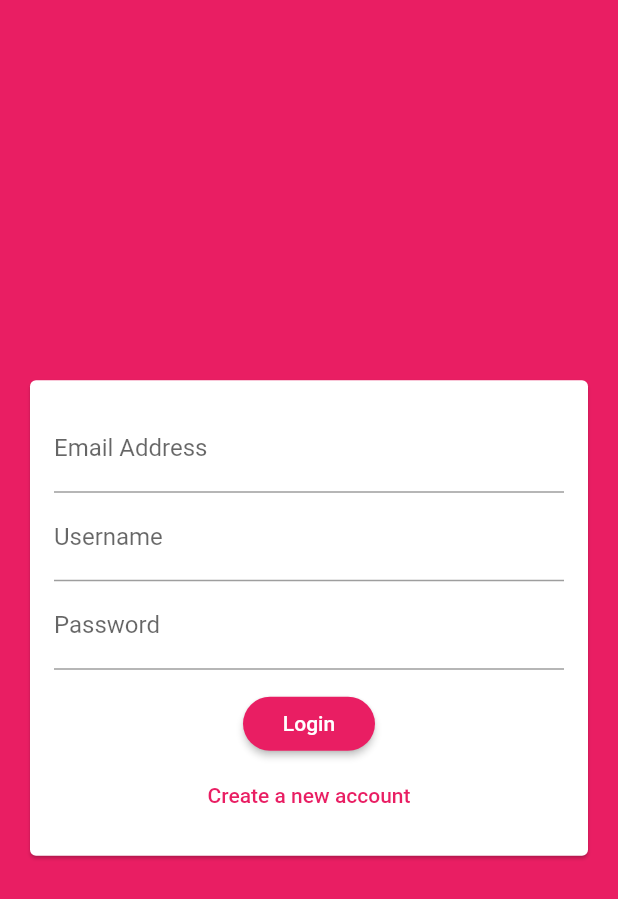
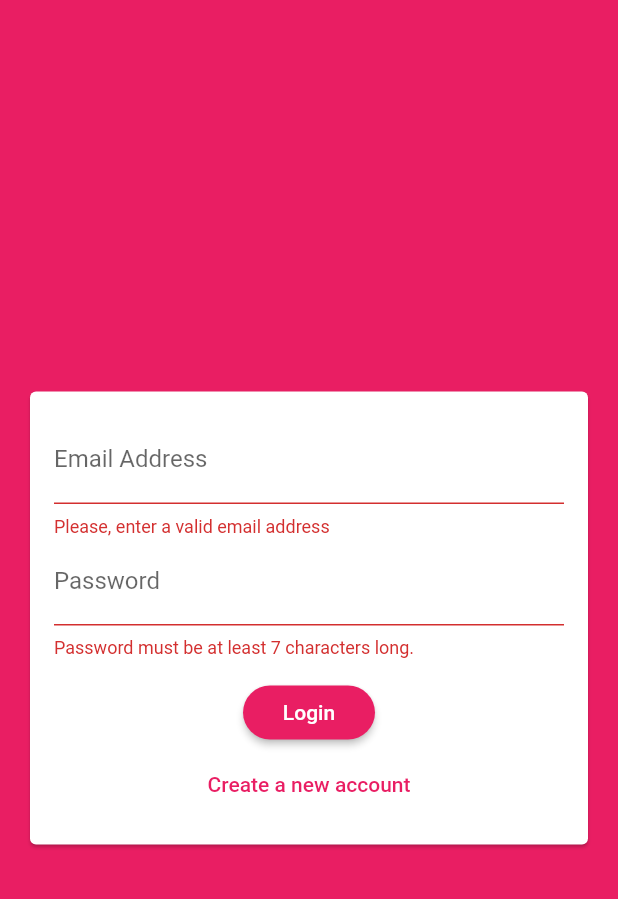
Before and after one commit to igorvidottof/flutter-firebase-chat, a Flutter app: the screen it shows after launch, after a tap on "Login", on a phone screen of 412 x 824 dp. Shown: the top 899 px of the screen. Run offline on Flutter 3.47's test engine with Material 2 defaults, Android fonts, the phone set to English and light mode, and no system bars; our stand-ins replace cloud_firestore; accounts and stored records are empty.

Commit message:
lesson 319 - Creating an Authentication Form

```diff
--- a/lib/widgets/auth/auth_form.dart
+++ b/lib/widgets/auth/auth_form.dart
@@ -6,6 +6,24 @@ class AuthForm extends StatefulWidget {
 }
 
 class _AuthFormState extends State<AuthForm> {
+  final _formKey = GlobalKey<FormState>();
+  var _isLogin = true;
+  var _userEmail = '';
+  var _userName = '';
+  var _userPassword = '';
+
+  void _trySubmit() {
+    // triggers all the validators of all TextFormFields of the Form
+    // AND RETURNS TRUE IF THE VALIDATORS PASSED OR FALSE ON THE CONTRARY
+    final isValid = _formKey.currentState.validate();
+    FocusScope.of(context).unfocus();
+    if (isValid) {
+      // triggers all the onSaved methods of all TextFormFields of the Form
+      _formKey.currentState.save();
+      print(_userEmail);
+    }
+  }
+
   @override
   Widget build(BuildContext context) {
     return Center(
@@ -15,33 +33,67 @@ class _AuthFormState extends State<AuthForm> {
           child: Padding(
             padding: EdgeInsets.all(16),
             child: Form(
+              key: _formKey,
               child: Column(
                 mainAxisSize: MainAxisSize.min,
                 children: [
                   TextFormField(
+                    key: ValueKey('email'),
+                    validator: (value) {
+                      if (value.isEmpty || !value.contains('@')) {
+                        return 'Please, enter a valid email address';
+                      }
+                      return null;
+                    },
                     keyboardType: TextInputType.emailAddress,
                     decoration: InputDecoration(
                       labelText: 'Email Address',
                     ),
+                    onSaved: (value) => _userEmail = value,
                   ),
+                  if (!_isLogin)
+                    TextFormField(
+                      key: ValueKey('username'),
+                      validator: (value) {
+                        if (value.isEmpty || value.length < 4) {
+                          return 'Please, enter at least 4 characters';
+                        }
+                        return null;
+                      },
+                      decoration: InputDecoration(labelText: 'Username'),
+                      onSaved: (value) => _userName = value,
+                    ),
                   TextFormField(
-                    decoration: InputDecoration(labelText: 'Username'),
-                  ),
-                  TextFormField(
+                    key: ValueKey('password'),
+                    validator: (value) {
+                      if (value.isEmpty || value.length < 7) {
+                        return 'Password must be at least 7 characters long.';
+                      }
+                      return null;
+                    },
                     decoration: InputDecoration(labelText: 'Password'),
                     obscureText: true,
+                    onSaved: (value) => _userPassword = value,
                   ),
                   SizedBox(
                     height: 12,
                   ),
                   RaisedButton(
-                    child: Text('Login'),
-                    onPressed: () {},
+                    child: Text(_isLogin ? 'Login' : 'Signup'),
+                    onPressed: _trySubmit,
                   ),
                   FlatButton(
                     textColor: Theme.of(context).primaryColor,
-                    child: Text('Create a new account'),
-                    onPressed: () {},
+                    child: Text(
+                      _isLogin
+                          ? 'Create a new account'
+                          : 'I already have an account',
+                    ),
+                    onPressed: () {
+                      setState(() {
+                        _isLogin = !_isLogin;
+                      });
+                    },
                   ),
                 ],
               ),
```
